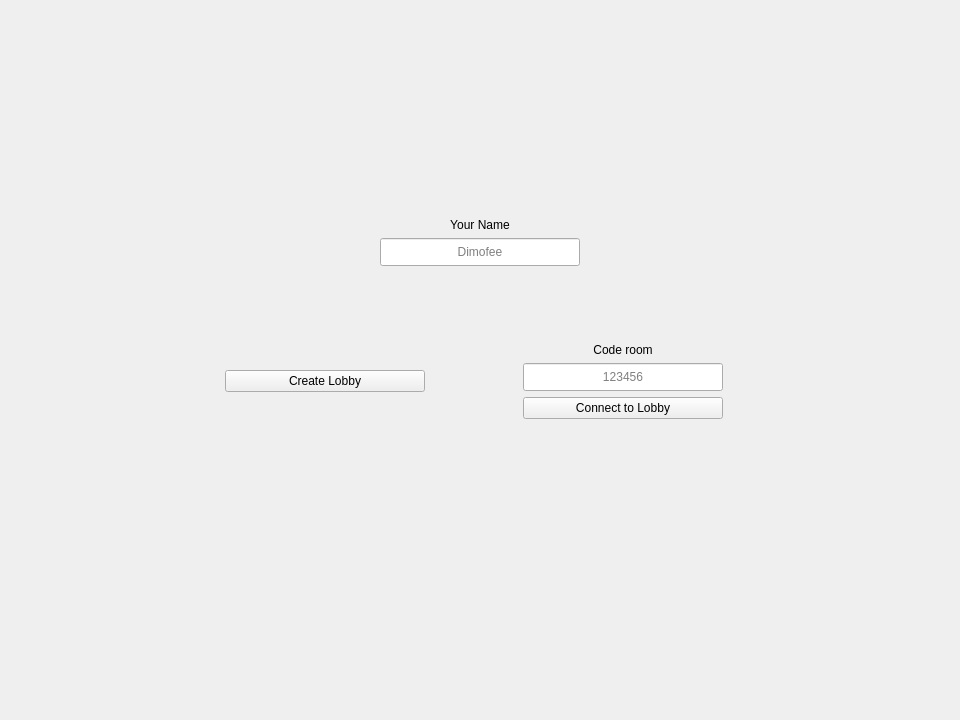
The window that Sea_Battle_Client/UI/mainwindow.ui (Bananka123321/Sea_Battle) describes before a commit, drawn with Qt 5.
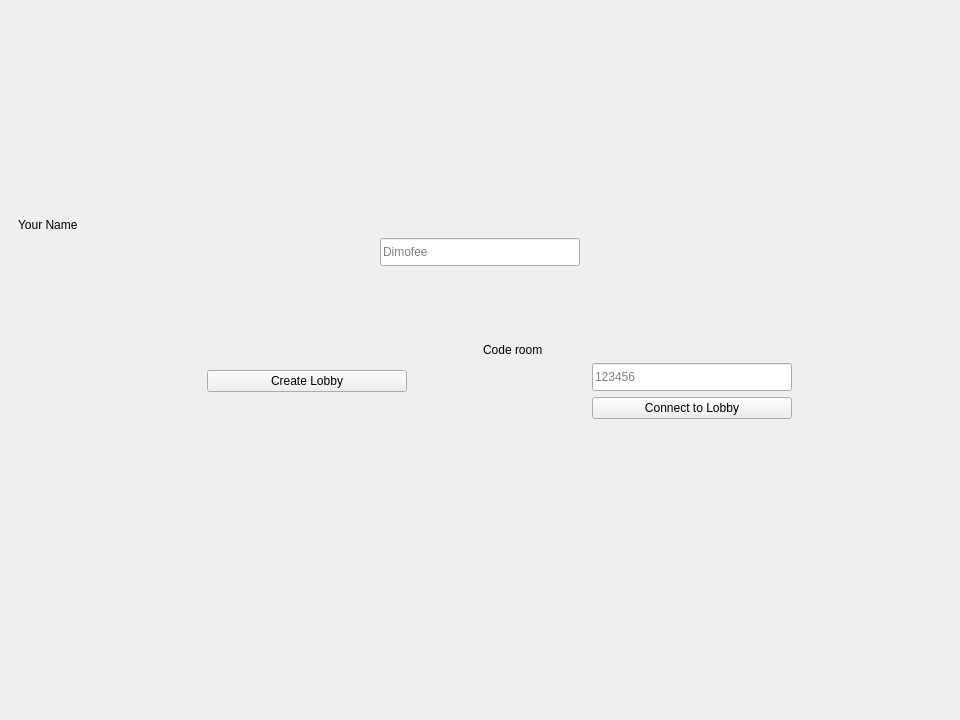
The same window after the commit. The open tabs and pages were chosen to show the change. Icons and pictures are not drawn.

```diff
--- a/Sea_Battle_Client/UI/mainwindow.ui
+++ b/Sea_Battle_Client/UI/mainwindow.ui
@@ -121,9 +121,6 @@
               <property name="text">
                <string>Your Name</string>
               </property>
-              <property name="alignment">
-               <set>Qt::AlignmentFlag::AlignCenter</set>
-              </property>
              </widget>
             </item>
             <item>
@@ -131,7 +128,7 @@
               <item>
                <spacer name="horizontalSpacer">
                 <property name="orientation">
-                 <enum>Qt::Orientation::Horizontal</enum>
+                 <enum>Qt::Vertical</enum>
                 </property>
                 <property name="sizeHint" stdset="0">
                  <size>
@@ -161,9 +158,6 @@
                   <height>28</height>
                  </size>
                 </property>
-                <property name="alignment">
-                 <set>Qt::AlignmentFlag::AlignCenter</set>
-                </property>
                 <property name="placeholderText">
                  <string>Dimofee</string>
                 </property>
@@ -172,7 +166,7 @@
               <item>
                <spacer name="horizontalSpacer_2">
                 <property name="orientation">
-                 <enum>Qt::Orientation::Horizontal</enum>
+                 <enum>Qt::Vertical</enum>
                 </property>
                 <property name="sizeHint" stdset="0">
                  <size>
@@ -206,7 +200,7 @@
               <item>
                <spacer name="horizontalSpacer_7">
                 <property name="orientation">
-                 <enum>Qt::Orientation::Horizontal</enum>
+                 <enum>Qt::Vertical</enum>
                 </property>
                 <property name="sizeHint" stdset="0">
                  <size>
@@ -219,7 +213,7 @@
               <item>
                <spacer name="horizontalSpacer_11">
                 <property name="orientation">
-                 <enum>Qt::Orientation::Horizontal</enum>
+                 <enum>Qt::Vertical</enum>
                 </property>
                 <property name="sizeHint" stdset="0">
                  <size>
@@ -232,7 +226,7 @@
               <item>
                <spacer name="horizontalSpacer_13">
                 <property name="orientation">
-                 <enum>Qt::Orientation::Horizontal</enum>
+                 <enum>Qt::Vertical</enum>
                 </property>
                 <property name="sizeHint" stdset="0">
                  <size>
@@ -245,7 +239,7 @@
               <item>
                <spacer name="horizontalSpacer_10">
                 <property name="orientation">
-                 <enum>Qt::Orientation::Horizontal</enum>
+                 <enum>Qt::Vertical</enum>
                 </property>
                 <property name="sizeHint" stdset="0">
                  <size>
@@ -277,7 +271,7 @@
               <item>
                <spacer name="horizontalSpacer_8">
                 <property name="orientation">
-                 <enum>Qt::Orientation::Horizontal</enum>
+                 <enum>Qt::Vertical</enum>
                 </property>
                 <property name="sizeHint" stdset="0">
                  <size>
@@ -296,7 +290,7 @@
                 <item>
                  <spacer name="horizontalSpacer_3">
                   <property name="orientation">
-                   <enum>Qt::Orientation::Horizontal</enum>
+                   <enum>Qt::Vertical</enum>
                   </property>
                   <property name="sizeHint" stdset="0">
                    <size>
@@ -329,9 +323,6 @@
                   <property name="maxLength">
                    <number>6</number>
                   </property>
-                  <property name="alignment">
-                   <set>Qt::AlignmentFlag::AlignCenter</set>
-                  </property>
                   <property name="placeholderText">
                    <string>123456</string>
                   </property>
@@ -340,7 +331,7 @@
                 <item>
                  <spacer name="horizontalSpacer_4">
                   <property name="orientation">
-                   <enum>Qt::Orientation::Horizontal</enum>
+                   <enum>Qt::Vertical</enum>
                   </property>
                   <property name="sizeHint" stdset="0">
                    <size>
@@ -357,7 +348,7 @@
                 <item>
                  <spacer name="horizontalSpacer_5">
                   <property name="orientation">
-                   <enum>Qt::Orientation::Horizontal</enum>
+                   <enum>Qt::Vertical</enum>
                   </property>
                   <property name="sizeHint" stdset="0">
                    <size>
@@ -398,7 +389,7 @@
                 <item>
                  <spacer name="horizontalSpacer_6">
                   <property name="orientation">
-                   <enum>Qt::Orientation::Horizontal</enum>
+                   <enum>Qt::Vertical</enum>
                   </property>
                   <property name="sizeHint" stdset="0">
                    <size>
@@ -415,15 +406,12 @@
                 <property name="text">
                  <string>Code room</string>
                 </property>
-                <property name="alignment">
-                 <set>Qt::AlignmentFlag::AlignCenter</set>
-                </property>
                </widget>
               </item>
               <item row="1" column="1">
                <spacer name="horizontalSpacer_12">
                 <property name="orientation">
-                 <enum>Qt::Orientation::Horizontal</enum>
+                 <enum>Qt::Vertical</enum>
                 </property>
                 <property name="sizeHint" stdset="0">
                  <size>
```
Left out of the diff: 52 changed lines with no effect on the pictures.
